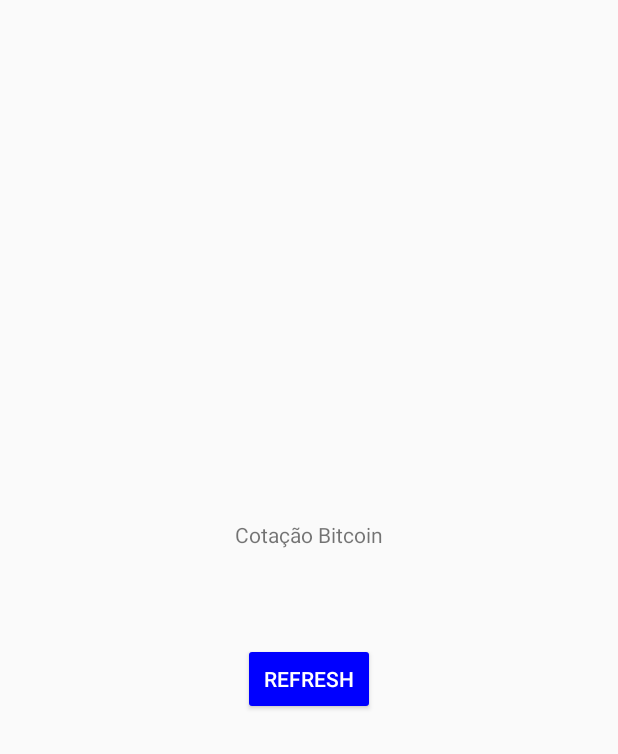
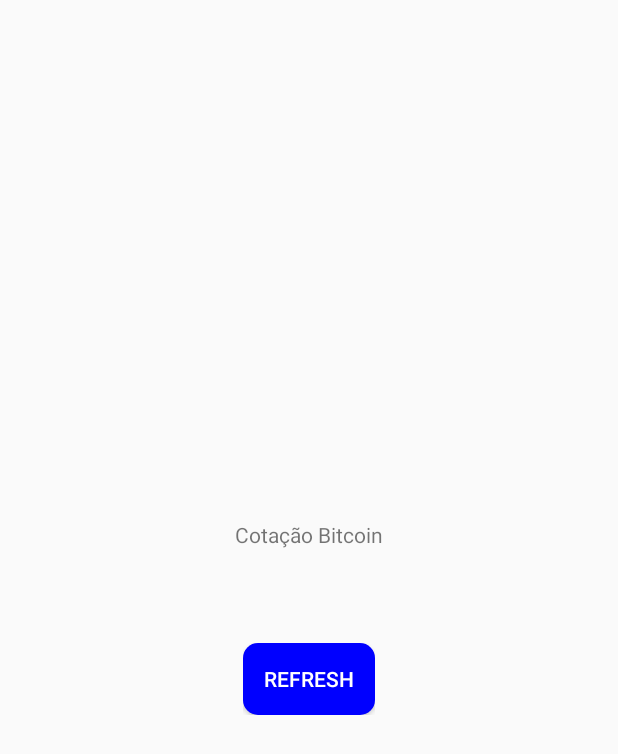
Before and after one commit to Zilldy/Android-Kotlin-Developer, an Android app built with Jetpack Compose: the screen it shows after launch (MainActivity), on a phone screen of 412 x 824 dp. Shown: the top 754 px of the screen. Run offline under Robolectric (Android 15) with nearby library versions, the phone set to English and light mode, and no system bars.

Commit message:
Arredondando as bordas do botão

```diff
--- /dev/null
+++ b/cryptomonitor/app/src/main/res/drawable/rounded_button.xml
@@ -0,0 +1,5 @@
+<?xml version="1.0" encoding="utf-8"?>
+<shape xmlns:android="http://schemas.android.com/apk/res/android">
+    <solid android:color="@color/colorPrimary" />
+    <corners android:radius="10dp" />
+</shape>
--- a/cryptomonitor/app/src/main/res/layout/componente_botao.xml
+++ b/cryptomonitor/app/src/main/res/layout/componente_botao.xml
@@ -8,7 +8,7 @@
         android:id="@+id/buttonRefresh"
         android:layout_width="wrap_content"
         android:layout_height="wrap_content"
-        android:backgroundTint="@color/colorPrimary"
+        android:background="@drawable/rounded_button"
         android:text="Refresh"
         android:textColor="@color/colorFont" />
 
```
